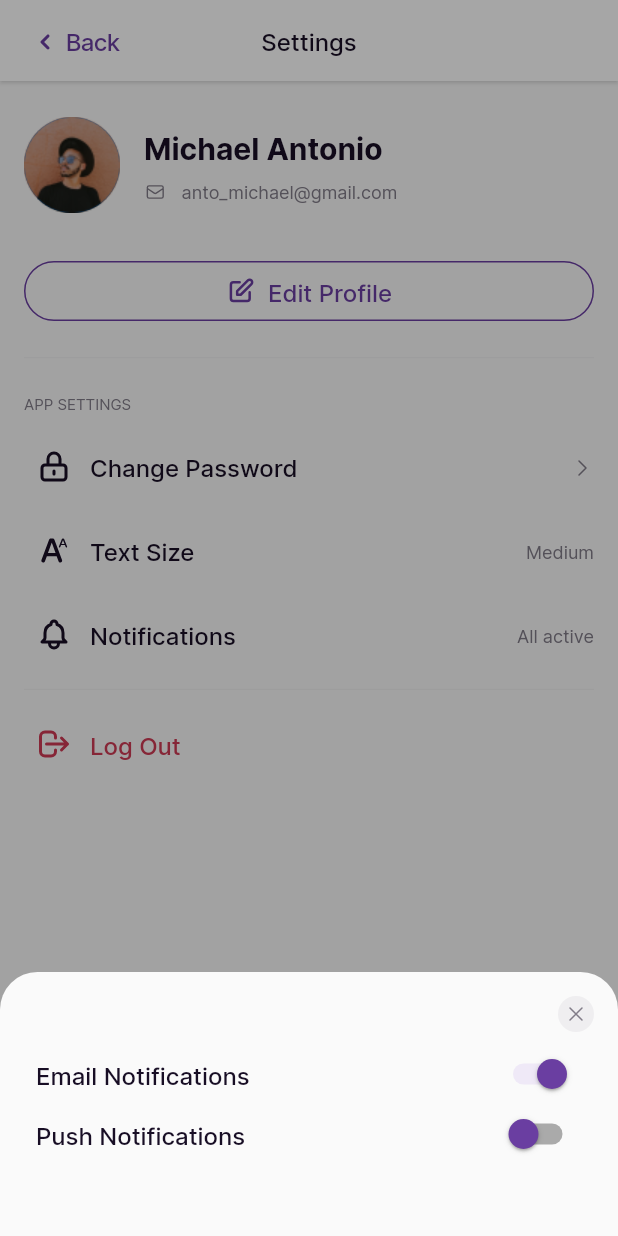
After one commit to iamtechieboy/note_app, a Flutter app: the SettingsPage screen opened by its route, after a tap on "Notifications", on a phone screen of 412 x 824 dp. The commit adds this screen. Run offline on Flutter 3.47's test engine with Material 2 defaults, Android fonts, the phone set to English and light mode, and no system bars; our stand-ins replace equatable, flutter_bloc, flutter_svg, modal_bottom_sheet.

Commit message:
setting_page

```diff
--- a/lib/config/constants/assets.dart
+++ b/lib/config/constants/assets.dart
@@ -90,4 +90,6 @@ class _Images extends _AssetsHolder {
   String get illustrationNoFinished => "$basePath/no_finished.svg";
 
   String get illustrationFinish => "$basePath/still_finish.svg";
+
+  String get userSettings => "$basePath/user.png";
 }
--- a/lib/main.dart
+++ b/lib/main.dart
@@ -5,6 +5,7 @@ import 'package:note_app/presentation/routes/routes.dart';
 
 import 'config/theme/themes.dart';
 import 'core/di/bloc_scope.dart';
+import 'presentation/pages/settings/setting_page.dart';
 
 void main() async {
   WidgetsFlutterBinding.ensureInitialized();
--- a/lib/presentation/components/extras_menu_button.dart
+++ b/lib/presentation/components/extras_menu_button.dart
@@ -1,6 +1,5 @@
 import 'package:flutter/material.dart';
 import 'package:flutter_svg/svg.dart';
-
 import '../../config/constants/app_colors.dart';
 import '../../config/constants/app_text_style.dart';
 import '../../config/constants/assets.dart';
@@ -14,6 +13,7 @@ class ExtrasMenuButton extends StatelessWidget {
     this.iconColor,
     this.menuTitleColor,
     required this.onTap,
+    this.isArrowVisible = false,
   }) : super(key: key);
 
   final String icon;
@@ -22,6 +22,7 @@ class ExtrasMenuButton extends StatelessWidget {
   final Color? menuTitleColor;
   final String? label;
   final Function() onTap;
+  final bool? isArrowVisible;
 
   @override
   Widget build(BuildContext context) {
@@ -56,7 +57,7 @@ class ExtrasMenuButton extends StatelessWidget {
                 ],
               ),
               Visibility(
-                visible: label != null,
+                visible: label != null || isArrowVisible! ,
                 child: Expanded(
                   child: Padding(
                     padding: const EdgeInsets.only(left: 20, top: 2),
@@ -73,10 +74,12 @@ class ExtrasMenuButton extends StatelessWidget {
                                 color: AppColors.neutralColor.darkGrey),
                           ),
                         ),
+                        isArrowVisible! ?
                         Padding(
-                          padding: const EdgeInsets.symmetric(horizontal: 8),
-                          child: SvgPicture.asset(Assets.icons.arrowIn),
-                        )
+                          padding: EdgeInsets.symmetric(horizontal: label != null ? 8: 0),
+                          child: SvgPicture.asset(Assets.icons.arrowIn,),
+                        ):
+                        const SizedBox.shrink()
                       ],
                     ),
                   ),
--- /dev/null
+++ b/lib/presentation/pages/settings/setting_page.dart
@@ -0,0 +1,349 @@
+import 'package:flutter/material.dart';
+import 'package:flutter/src/widgets/container.dart';
+import 'package:flutter/src/widgets/framework.dart';
+import 'package:flutter_svg/svg.dart';
+import 'package:modal_bottom_sheet/modal_bottom_sheet.dart';
+import 'package:note_app/config/constants/app_text_style.dart';
+import 'package:note_app/config/constants/assets.dart';
+import 'package:note_app/presentation/components/custom_app_bar.dart';
+import 'package:note_app/presentation/components/extras_menu_button.dart';
+import 'package:note_app/presentation/widgets/new_ideas_button.dart';
+
+import '../../../config/constants/app_colors.dart';
+import '../../widgets/custom_color_picker.dart';
+
+class SettingsPage extends StatefulWidget {
+  const SettingsPage({super.key});
+
+  @override
+  State<SettingsPage> createState() => _SettingsPageState();
+}
+
+class _SettingsPageState extends State<SettingsPage> {
+
+  @override
+  Widget build(BuildContext context) {
+    return Scaffold(
+      appBar: const CustomAppBar(title: "Settings"),
+      body: Container(
+        padding: const EdgeInsets.symmetric(horizontal: 16, vertical: 24),
+        child: ListView(
+          physics: const BouncingScrollPhysics(),
+          children: [
+            Row(
+              children: [
+                CircleAvatar(
+                  radius: 32,
+                  child: Image.asset(Assets.images.userSettings),
+                ),
+                Expanded(
+                    child: Padding(
+                  padding:
+                      const EdgeInsets.symmetric(horizontal: 16, vertical: 6.5),
+                  child: Column(
+                    mainAxisAlignment: MainAxisAlignment.spaceBetween,
+                    crossAxisAlignment: CrossAxisAlignment.stretch,
+                    children: [
+                      Text(
+                        "Michael Antonio",
+                        style: AppTextStyle.boldLg,
+                      ),
+                      const SizedBox(
+                        height: 8,
+                      ),
+                      Row(
+                        children: [
+                          SvgPicture.asset(
+                            Assets.icons.mail,
+                            width: 15,
+                            height: 15,
+                            color: AppColors.neutralColor.darkGrey,
+                          ),
+                          const SizedBox(
+                            width: 10,
+                          ),
+                          Text(
+                            "anto_michael@gmail.com",
+                            style: AppTextStyle.regular2Xs.copyWith(
+                                color: AppColors.neutralColor.darkGrey),
+                          )
+                        ],
+                      ),
+                    ],
+                  ),
+                ))
+              ],
+            ),
+            Padding(
+              padding: const EdgeInsets.only(top: 32),
+              child: InkWell(
+                onTap: () {},
+                child: Container(
+                  alignment: Alignment.center,
+                  padding: const EdgeInsets.all(8.0),
+                  decoration: BoxDecoration(
+                      borderRadius: BorderRadius.circular(100),
+                      border: Border.all(color: AppColors.primaryColor.base)),
+                  child: Row(
+                    mainAxisAlignment: MainAxisAlignment.center,
+                    children: [
+                      SvgPicture.asset(
+                        Assets.icons.edit,
+                        width: 20,
+                        height: 20,
+                        color: AppColors.primaryColor.base,
+                      ),
+                      const SizedBox(
+                        width: 8,
+                      ),
+                      Text(
+                        "Edit Profile",
+                        style: AppTextStyle.mediumBase
+                            .copyWith(color: AppColors.primaryColor.base),
+                      )
+                    ],
+                  ),
+                ),
+              ),
+            ),
+            Padding(
+              padding: const EdgeInsets.symmetric(vertical: 24),
+              child: Divider(
+                color: AppColors.neutralColor.lightGrey,
+                height: 1,
+              ),
+            ),
+            Padding(
+              padding: const EdgeInsets.only(bottom: 8),
+              child: Text(
+                "APP SETTINGS",
+                style: AppTextStyle.regularXs
+                    .copyWith(color: AppColors.neutralColor.darkGrey),
+              ),
+            ),
+            ExtrasMenuButton(
+              icon: Assets.icons.lockClosed,
+              menuTitle: 'Change Password',
+              onTap: () {},
+              isArrowVisible: true,
+            ),
+            ExtrasMenuButton(
+              icon: Assets.icons.textSize,
+              menuTitle: 'Text Size',
+              onTap: () {},
+              label: "Medium",
+            ),
+            ExtrasMenuButton(
+              icon: Assets.icons.notification,
+              menuTitle: 'Notifications',
+              onTap: () {
+                 showMaterialModalBottomSheet(
+                    context: context,
+                    shape: const RoundedRectangleBorder(
+                      borderRadius: BorderRadius.vertical(
+                        top: Radius.circular(25.0),
+                      ),
+                    ),
+                    builder: (context) => const SettingsBottomSheetBody(),
+                  );
+              },
+              label: "All active",
+            ),
+            Padding(
+              padding: const EdgeInsets.symmetric(vertical: 8),
+              child: Divider(
+                color: AppColors.neutralColor.lightGrey,
+                height: 1,
+              ),
+            ),
+            ExtrasMenuButton(
+              icon: Assets.icons.logOut,
+              iconColor: AppColors.errorColor.base,
+              menuTitle: "Log Out",
+              menuTitleColor: AppColors.errorColor.base,
+              onTap: () {
+                showDialog(
+                  context: context,
+                  builder: (BuildContext context) => AlertDialog(
+                    actionsPadding: const EdgeInsets.symmetric(vertical: 32, horizontal: 24),
+                    shape: const RoundedRectangleBorder(
+                  borderRadius: BorderRadius.all(Radius.circular(16.0))
+                    ),
+                    alignment: Alignment.center,
+                    title: Text(
+                      'Log Out',
+                      style: AppTextStyle.boldLg,
+                      textAlign: TextAlign.center,
+                    ),
+                    content: Text(
+                      'Are you sure you want to log \n out from the application?',
+                      style: AppTextStyle.regularBase
+                          .copyWith(color: AppColors.neutralColor.darkGrey),
+                       textAlign: TextAlign.center,
+                    ),
+                    actions: <Widget>[
+                      Row(
+                        mainAxisAlignment: MainAxisAlignment.spaceBetween,
+                        children: [
+                          Expanded(
+                            child: TextButton(
+                              onPressed: () => Navigator.pop(context, 'Cancel'),
+                              child: Container(
+                                decoration: BoxDecoration(
+                                    borderRadius: BorderRadius.circular(16),
+                                    border: Border.all(
+                                        color: AppColors.primaryColor.base)),
+                                alignment: Alignment.center,
+                                padding: const EdgeInsets.all(8),
+                                child: Text(
+                                  'Cancel',
+                                  style: AppTextStyle.mediumBase
+                                      .copyWith(color: AppColors.primaryColor.base),
+                                ),
+                              ),
+                            ),
+                          ),
+                          Expanded(
+                            child: TextButton(
+                              onPressed: () => Navigator.pop(context, 'OK'),
+                              child: Container(
+                                  alignment: Alignment.center,
+                                  padding: const EdgeInsets.all(8),
+                                  decoration: BoxDecoration(
+                                      borderRadius: BorderRadius.circular(16),
+                                      color: AppColors.primaryColor.base),
+                                  child: Text(
+                                    'Yes',
+                                    style: AppTextStyle.mediumBase.copyWith(
+                                        color: AppColors.neutralColor.white),
+                                  )),
+                            ),
+                          ),
+                        ],
+                      ),
+                    ],
+                  ),
+                );
+              },
+            ),
+          ],
+        ),
+      ),
+    );
+  }
+}
+
+
+class SettingsBottomSheetBody extends StatefulWidget {
+  const SettingsBottomSheetBody({super.key});
+
+  @override
+  State<SettingsBottomSheetBody> createState() => _SettingsBottomSheetBodyState();
+}
+
+class _SettingsBottomSheetBodyState extends State<SettingsBottomSheetBody> {
+   final MaterialStateProperty<Color?> trackColor =
+        MaterialStateProperty.resolveWith<Color?>(
+      (Set<MaterialState> states) {
+        if (states.contains(MaterialState.selected)) {
+          return AppColors.primaryColor.light;
+        }
+        return null;
+      },
+    );
+
+   final MaterialStateProperty<Color?> overlayColor =
+        MaterialStateProperty.resolveWith<Color?>(
+      (Set<MaterialState> states) {
+        if (states.contains(MaterialState.selected)) {
+          return AppColors.primaryColor.base;
+        }
+        if (states.contains(MaterialState.disabled)) {
+          return AppColors.primaryColor.dark;
+        }
+        return null;
+      },
+    );
+   bool isEmailChecked = true;
+  bool isPushChecked = false;
+  @override
+  Widget build(BuildContext context) {
+    return Container(
+      decoration: const BoxDecoration(
+          borderRadius: BorderRadius.vertical(
+            top: Radius.circular(25.0),
+          ),
+           ),
+      height: 176,
+      child: Padding(
+        padding: const EdgeInsets.all(16),
+        child: Column(
+          crossAxisAlignment: CrossAxisAlignment.start,
+          children: [
+            // Close button for Bottom sheet
+            Align(
+              alignment: Alignment.topRight,
+              child: Container(
+                height: 24,
+                width: 24,
+                decoration: BoxDecoration(
+                    shape: BoxShape.circle,
+                    color: AppColors.neutralColor.lightGrey),
+                child: Material(
+                  color: Colors.transparent,
+                  child: InkWell(
+                    borderRadius: BorderRadius.circular(12),
+                    onTap: () {
+                      // Close that bottom sheet
+                      Navigator.pop(context);
+                    },
+                    child: Padding(
+                      padding: const EdgeInsets.all(4),
+                      child: SvgPicture.asset(
+                        Assets.icons.close,
+                      ),
+                    ),
+                  ),
+                ),
+              ),
+            ),
+            // Change note background text
+            Padding(
+              padding: const EdgeInsets.only(top: 8),
+              child: settingNotifications("Email Notifications", isEmailChecked),
+            ),
+            settingNotifications("Push Notifications", isPushChecked)
+          ],
+        ),
+      ),
+    );
+  }
+
+  Row settingNotifications(String text, bool isChecked) {
+    return Row(
+              mainAxisAlignment: MainAxisAlignment.spaceBetween,
+              children: [
+                Padding(
+                  padding: const EdgeInsets.only(left: 8),
+                  child: Text(text, style: AppTextStyle.mediumBase.copyWith(color: AppColors.neutralColor.black),),
+                ),
+                Padding(
+                  padding: const EdgeInsets.only(right: 8),
+                  child: Switch(
+                    materialTapTargetSize: MaterialTapTargetSize.shrinkWrap,
+                    mouseCursor: MouseCursor.uncontrolled,
+                            splashRadius: 8,
+                            trackColor: trackColor,
+                            thumbColor: MaterialStateProperty.all<Color>(AppColors.primaryColor.base),
+                            value: isChecked,
+                            onChanged: (bool value) {
+                              setState(() {
+                                isChecked = value;
+                              });
+                             },
+                            ),
+                ),
+              ],
+            );
+  }
+}
--- a/lib/presentation/routes/routes.dart
+++ b/lib/presentation/routes/routes.dart
@@ -4,6 +4,7 @@ import 'package:note_app/presentation/pages/goals_idea/goals_page.dart';
 import 'package:note_app/presentation/pages/home/home_page.dart';
 import 'package:note_app/presentation/pages/interesting_idea/add_interesting_idea_page.dart';
 import 'package:note_app/presentation/pages/new_idea/create_new_idea_page.dart';
+import 'package:note_app/presentation/pages/settings/setting_page.dart';
 
 class Routes {
   static const mainPage = '/';
@@ -11,6 +12,7 @@ class Routes {
   static const interestingIdeaPage = '/interestingIdeaPage';
   static const goalsPage = '/goalsPage';
   static const buyingSomething = '/buyingSomething';
+  static const settingsPage = '/settingsPage';
 
   static Route<dynamic> generateRoutes(RouteSettings settings) {
     try {
@@ -38,6 +40,10 @@ class Routes {
           return MaterialPageRoute(
             builder: (_) => const BuyingSomethingPage(),
           );
+        case settingsPage:
+          return MaterialPageRoute(
+            builder: (_) => const SettingsPage(),
+          );
         default:
           return MaterialPageRoute(
             settings: settings,
--- a/lib/presentation/widgets/home_bottom_nav_bar.dart
+++ b/lib/presentation/widgets/home_bottom_nav_bar.dart
@@ -2,6 +2,7 @@ import 'package:flutter/material.dart';
 
 import '../../config/constants/assets.dart';
 import '../components/navigation_button.dart';
+import '../routes/routes.dart';
 
 class HomeBottomNavBar extends StatefulWidget {
   const HomeBottomNavBar({Key? key}) : super(key: key);
@@ -48,6 +49,7 @@ class _HomeBottomNavBarState extends State<HomeBottomNavBar> {
                       setState(() {
                         _currentTab = 1;
                       });
+
                     }),
               ],
             ),
@@ -74,6 +76,7 @@ class _HomeBottomNavBarState extends State<HomeBottomNavBar> {
                       setState(() {
                         _currentTab = 3;
                       });
+                      Navigator.pushNamed(context, Routes.settingsPage);
                     }),
               ],
             )
```
Also changed, not shown: assets/images/user.png (added), pubspec.lock.
